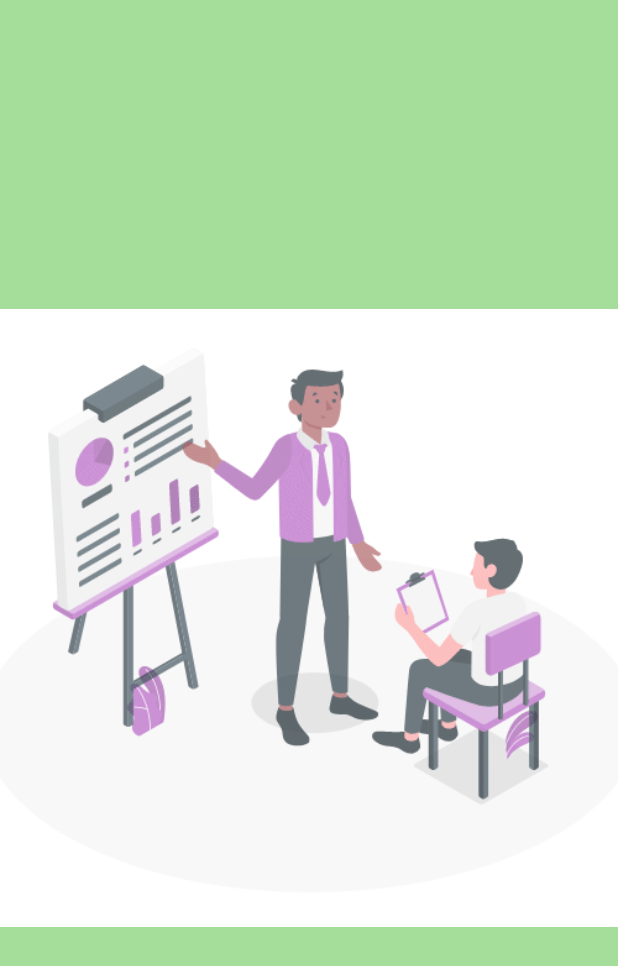
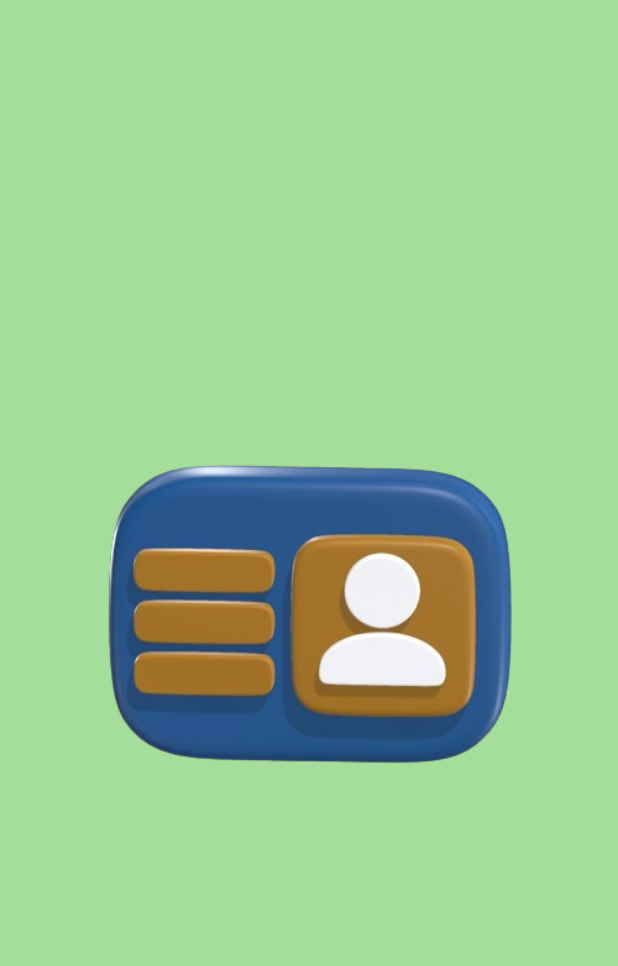
Before and after one commit to JayKalsariya/student_data, a Flutter app: the SplashScreen screen opened directly, on a phone screen of 412 x 824 dp. Shown: the top 966 px of the screen. Run offline on Flutter 3.47's test engine with Material 3 defaults, Android fonts, the phone set to English and light mode, and no system bars; our stand-ins replace image_picker.

Commit message:
Initial Commit

```diff
--- a/lib/view/splash_page.dart
+++ b/lib/view/splash_page.dart
@@ -21,7 +21,7 @@ class _SplashScreenState extends State<SplashScreen> {
         width: double.infinity,
         decoration: const BoxDecoration(
           image: DecorationImage(
-            image: AssetImage('assets/images/splash.gif'),
+            image: AssetImage('assets/images/splash.png'),
           ),
         ),
       ),
```
Also changed, not shown: assets/images/splash.gif (deleted), assets/images/splash.png (added).
